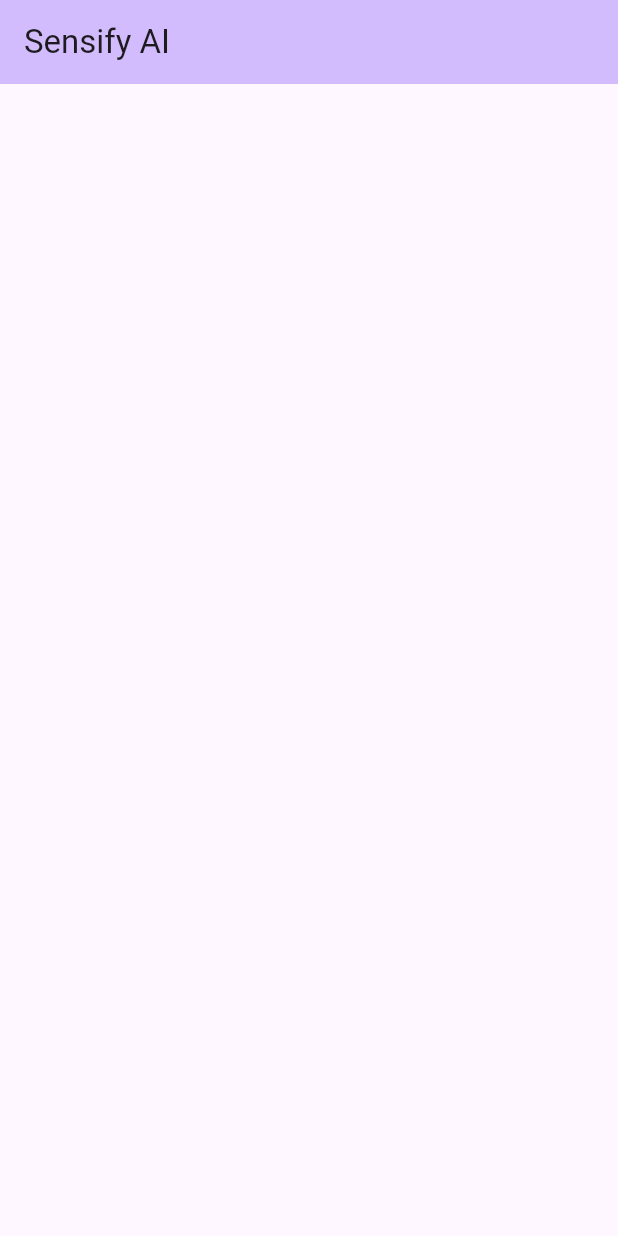
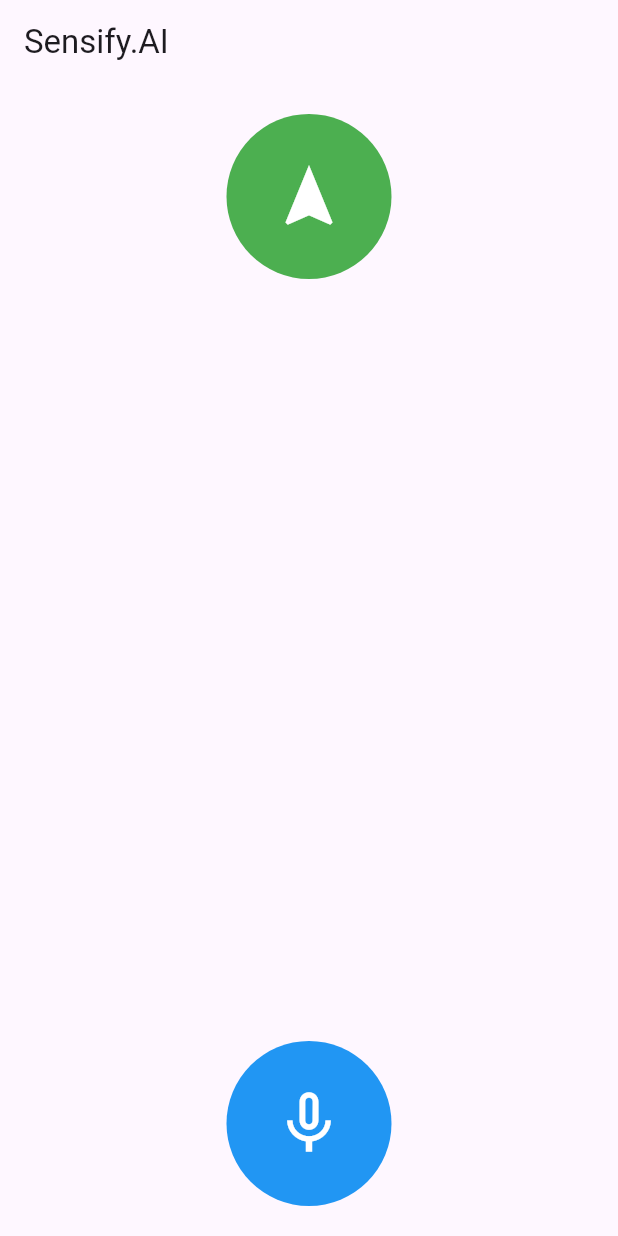
Before and after one commit to Abhiramks2003/IngeniousSerVista24, a Flutter app: the screen it shows after launch, on a phone screen of 412 x 824 dp. Run offline on Flutter 3.47's test engine with Material 3 defaults, Android fonts, the phone set to English and light mode, and no system bars; our stand-ins replace camera, flutter_tts, speech_to_text; missing offline and left inert: flutter_vibrate.

Commit message:
Updated the app

```diff
--- a/sensify_ai/lib/main.dart
+++ b/sensify_ai/lib/main.dart
@@ -1,51 +1,142 @@
 import 'package:flutter/material.dart';
+import 'package:flutter_vibrate/flutter_vibrate.dart';
+import 'package:sensify_ai/interaction_mode.dart';
+import 'package:sensify_ai/navigation_mode.dart';
+import 'package:sensify_ai/object_tracking.dart';
+import 'package:speech_to_text/speech_to_text.dart' as stt;
+import 'package:flutter_tts/flutter_tts.dart';
 
 void main() {
-  runApp(const MyApp());
+  runApp(MyApp());
 }
 
 class MyApp extends StatelessWidget {
-  const MyApp({super.key});
-
-  // This widget is the root of your application.
   @override
   Widget build(BuildContext context) {
     return MaterialApp(
       title: 'Sensify AI',
+      debugShowCheckedModeBanner: false,
       theme: ThemeData(
-        colorScheme: ColorScheme.fromSeed(seedColor: Colors.deepPurple),
-        useMaterial3: true,
+        primarySwatch: Colors.blue,
+        visualDensity: VisualDensity.adaptivePlatformDensity,
       ),
-      home: const MyHomePage(title: 'Sensify AI'),
+      home: MicrophonePage(),
     );
   }
 }
 
-class MyHomePage extends StatefulWidget {
-  const MyHomePage({super.key, required this.title});
-  final String title;
+class MicrophonePage extends StatefulWidget {
+  @override
+  _MicrophonePageState createState() => _MicrophonePageState();
+}
+
+class _MicrophonePageState extends State<MicrophonePage> {
+  final FlutterTts flutterTts = FlutterTts();
+
+  late stt.SpeechToText _speech;
+  bool _isListening = false;
+  String _text = 'Press the button and start speaking';
 
   @override
-  State<MyHomePage> createState() => _MyHomePageState();
-}
+  void initState() {
+    super.initState();
+    _speakWelcome();
+    _speech = stt.SpeechToText();
+  }
 
-class _MyHomePageState extends State<MyHomePage> {
+  Future<void> _speakWelcome() async {
+    await flutterTts.setLanguage('en-US');
+    await flutterTts.setPitch(1.0);
+    await flutterTts.speak("Welcome to Sensify A I. What can I do for you?");
+  }
+
   @override
   Widget build(BuildContext context) {
     return Scaffold(
-        appBar: AppBar(
-          backgroundColor: Theme.of(context).colorScheme.inversePrimary,
-          title: Text(widget.title),
-        ),
-        body: Center(
-          child: Column(
-            mainAxisAlignment: MainAxisAlignment.center,
-            children: <Widget>[
-              const Text(
-                '',
+      appBar: AppBar(
+        title: const Text('Sensify.AI'),
+      ),
+      body: Column(
+        crossAxisAlignment: CrossAxisAlignment.center,
+        children: [
+          Center(
+            child: Padding(
+                padding: const EdgeInsets.all(20.0),
+                child: GestureDetector(
+                  onTap: () {
+                    Vibrate.feedback(FeedbackType.heavy);
+                    Navigator.push(
+                        context,
+                        MaterialPageRoute(
+                            builder: (context) => NavigationMode()));
+                  },
+                  child: const CircleAvatar(
+                    backgroundColor: Colors.green,
+                    radius: 55,
+                    child: Icon(
+                      Icons.navigation,
+                      color: Colors.white,
+                      size: 50,
+                    ),
+                  ),
+                )),
+          )
+        ],
+      ),
+      floatingActionButton: Padding(
+          padding: const EdgeInsets.all(20.0),
+          child: GestureDetector(
+            onTapDown: (details) {
+              Vibrate.feedback(FeedbackType.heavy);
+              setState(() {
+                _isListening = true;
+                _listen();
+              });
+            },
+            onTapUp: (detials) {
+              setState(() {
+                _isListening = false;
+                _listen();
+              });
+            },
+            child: CircleAvatar(
+              backgroundColor: Colors.blue,
+              radius: 55,
+              child: Icon(
+                _isListening ? Icons.mic : Icons.mic_none,
+                color: Colors.white,
+                size: 50,
               ),
-            ],
-          ),
-        ));
+            ),
+          )),
+      floatingActionButtonLocation: FloatingActionButtonLocation.centerDocked,
+    );
+  }
+
+  void _listen() async {
+    if (!_isListening) {
+      bool available = await _speech.initialize();
+      if (available) {
+        setState(() => _isListening = true);
+        _speech.listen(
+          onResult: (val) => setState(() {
+            _text = val.recognizedWords;
+            if (_text.toLowerCase().contains('interaction mode')) {
+              Navigator.push(context,
+                  MaterialPageRoute(builder: (context) => InteractionMode()));
+            } else if (_text.toLowerCase().contains('object tracking')) {
+              Navigator.push(
+                  context,
+                  MaterialPageRoute(
+                      builder: (context) => ObjectTrackingPage()));
+            }
+            _text = 'Press the button and start speaking';
+          }),
+        );
+      }
+    } else {
+      setState(() => _isListening = false);
+      _speech.stop();
+    }
   }
 }
```
Also changed, not shown: sensify_ai/lib/components/interaction_mode.dart (deleted, +0 -15 lines), sensify_ai/lib/components/navigation_mode.dart (deleted, +0 -15 lines), sensify_ai/lib/components/object_tracking.dart (deleted, +0 -15 lines), sensify_ai/lib/interaction_mode.dart (added, +123 -0 lines), sensify_ai/lib/navigation_mode.dart (added, +103 -0 lines), sensify_ai/lib/object_tracking.dart (added, +185 -0 lines), sensify_ai/lib/vision_helpers.dart (added, +35 -0 lines), sensify_ai/pubspec.yaml (+8 -1 lines), sensify_ai/pubspec.lock.
